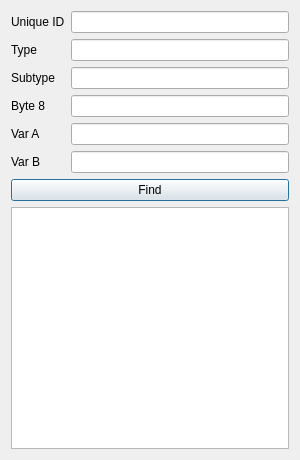
Above: dsvedit/entity_search.ui from LagoLunatic/DSVEdit before the change. Below: the same form after it.
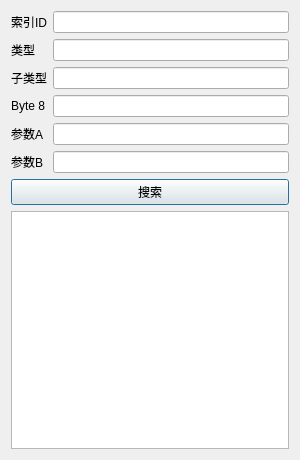
That is the form after the change.

Patch:
```diff
--- a/dsvedit/entity_search.ui
+++ b/dsvedit/entity_search.ui
@@ -22,7 +22,7 @@
      <item row="1" column="0">
       <widget class="QLabel" name="label">
        <property name="text">
-        <string>Type</string>
+        <string>类型</string>
        </property>
       </widget>
      </item>
@@ -32,7 +32,7 @@
      <item row="2" column="0">
       <widget class="QLabel" name="label_2">
        <property name="text">
-        <string>Subtype</string>
+        <string>子类型</string>
        </property>
       </widget>
      </item>
@@ -42,7 +42,7 @@
      <item row="4" column="0">
       <widget class="QLabel" name="label_3">
        <property name="text">
-        <string>Var A</string>
+        <string>参数A</string>
        </property>
       </widget>
      </item>
@@ -52,7 +52,7 @@
      <item row="5" column="0">
       <widget class="QLabel" name="label_4">
        <property name="text">
-        <string>Var B</string>
+        <string>参数B</string>
        </property>
       </widget>
      </item>
@@ -62,7 +62,7 @@
      <item row="0" column="0">
       <widget class="QLabel" name="label_5">
        <property name="text">
-        <string>Unique ID</string>
+        <string>索引ID</string>
        </property>
       </widget>
      </item>
@@ -84,7 +84,7 @@
    <item>
     <widget class="QPushButton" name="find_button">
      <property name="text">
-      <string>Find</string>
+      <string>搜索</string>
      </property>
     </widget>
    </item>
```
Left out of the diff: 2 changed lines with no effect on the pictures.
